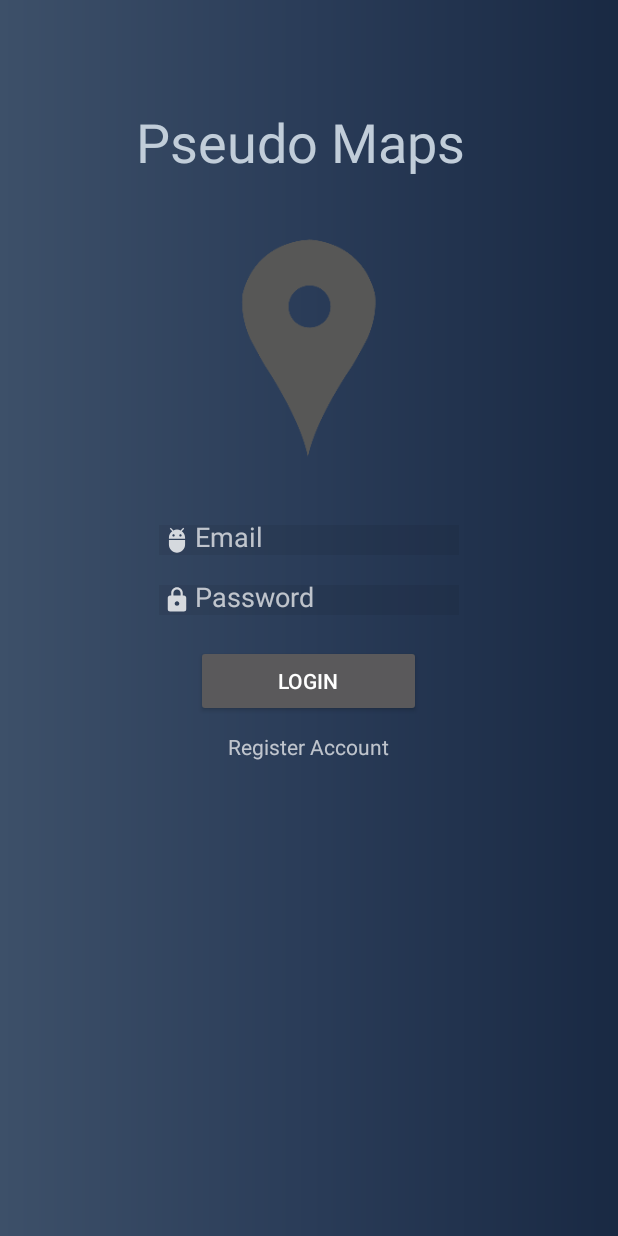
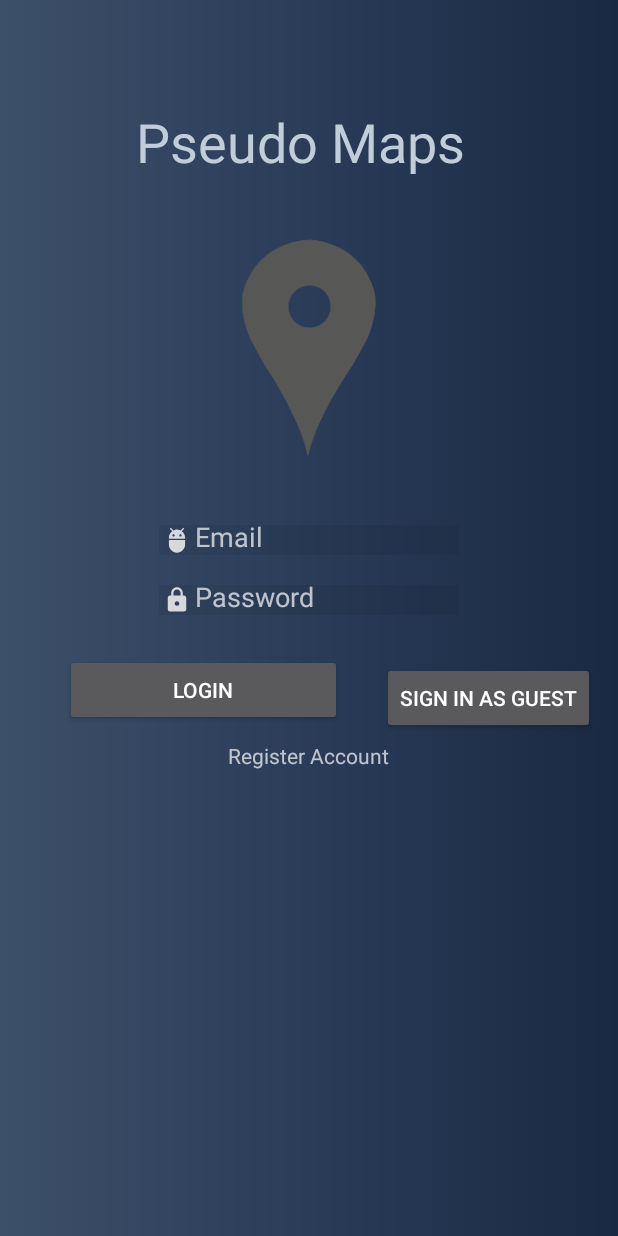
Before and after one commit to BigNedJ/projectGPS, an Android app: the LoginActivity screen opened directly, with no data from a screen before it, on a phone screen of 412 x 824 dp. Run offline under Robolectric (Android 15) with nearby library versions, the phone set to English and light mode, and no system bars; our stand-ins replace Firebase (no records; nobody signed in at launch, a user with empty details on screens opened directly); libraries missing offline, so code that uses them is left out: com.directions.route.

Commit message:
added guest login, added about us in the guest view

```diff
--- a/app/src/main/java/com/emil/projectgps/LoginActivity.java
+++ b/app/src/main/java/com/emil/projectgps/LoginActivity.java
@@ -22,11 +22,13 @@ import com.google.firebase.auth.AuthResult;
 import com.google.firebase.auth.FirebaseAuth;
 
 public class LoginActivity extends AppCompatActivity {
+    MapsActivity mapsActivity=new MapsActivity();
 
     public static final String TAG = "LoginActivity";
 
     EditText mEmail,mPassword;
     Button button;
+    Button btnGuest;
     TextView textView;
     ProgressBar progressBar;
     FirebaseAuth firebaseAuth;
@@ -39,10 +41,19 @@ public class LoginActivity extends AppCompatActivity {
         mEmail=(EditText)findViewById(R.id.email);
         mPassword=(EditText)findViewById(R.id.password);
         button=(Button)findViewById(R.id.btnLogin);
+        btnGuest=(Button)findViewById(R.id.guestLogin);
         textView=(TextView)findViewById(R.id.textViewRegister);
         progressBar=(ProgressBar)findViewById(R.id.progressBar2);
         progressBar.setVisibility(View.INVISIBLE);
+
         firebaseAuth = FirebaseAuth.getInstance();
+
+        btnGuest.setOnClickListener(new View.OnClickListener() {
+            @Override
+            public void onClick(View view) {
+                startActivity(new Intent(getApplicationContext(),MapsActivity.class));
+            }
+        });
 
         button.setOnClickListener(new View.OnClickListener() {
             @Override
--- a/app/src/main/java/com/emil/projectgps/MapsActivity.java
+++ b/app/src/main/java/com/emil/projectgps/MapsActivity.java
@@ -133,7 +133,7 @@ public class MapsActivity extends FragmentActivity implements
 
 
 
-    private void changeActivity() {
+    public void changeActivity() {
         if (FirebaseAuth.getInstance().getCurrentUser()!=null) {
             listView.setAdapter(new ArrayAdapter<String>(this, android.R.layout.simple_list_item_1,
                     loggedInMenuList));
@@ -181,6 +181,7 @@ public class MapsActivity extends FragmentActivity implements
                     }
                     if (position == 1) {
                         // About us
+                        startActivity(new Intent(getApplicationContext(),AboutUsActivity.class));
                     }
                     if (position == 2) {
                         // Sign in
--- a/app/src/main/res/layout/activity_login.xml
+++ b/app/src/main/res/layout/activity_login.xml
@@ -61,11 +61,14 @@
 
     <Button
         android:id="@+id/btnLogin"
-        android:layout_width="150dp"
+        android:layout_width="184dp"
         android:layout_height="wrap_content"
         android:layout_below="@+id/password"
-        android:layout_centerHorizontal="true"
-        android:layout_marginTop="20dp"
+        android:layout_alignParentStart="true"
+        android:layout_alignParentEnd="true"
+        android:layout_marginStart="43dp"
+        android:layout_marginTop="26dp"
+        android:layout_marginEnd="184dp"
         android:text="Login"
         app:layout_constraintEnd_toEndOf="parent"
         app:layout_constraintHorizontal_bias="1.0"
@@ -108,4 +111,14 @@
         android:layout_marginTop="30dp"
         app:srcCompat="@drawable/logo" />
 
+    <Button
+        android:id="@+id/guestLogin"
+        android:layout_width="wrap_content"
+        android:layout_height="wrap_content"
+        android:layout_alignBottom="@+id/textViewRegister"
+        android:layout_alignParentEnd="true"
+        android:layout_marginEnd="15dp"
+        android:layout_marginBottom="24dp"
+        android:text="Sign in as guest" />
+
 </RelativeLayout>
```
